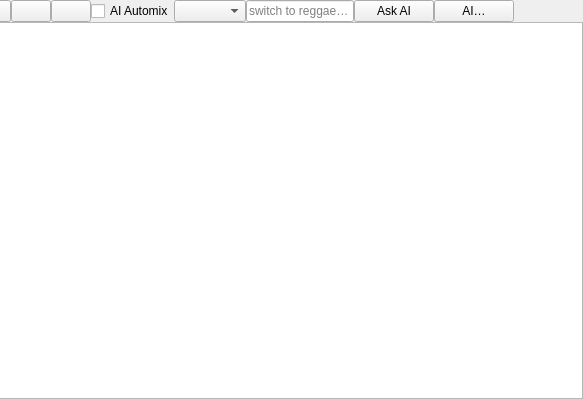
Above: src/library/autodj/dlgautodj.ui from davidzeus/mixxxIA before the change; both pictures show x 302 to 885 and y 0 to 399 of the 885 by 399 pixel window. Below: the same form after it.
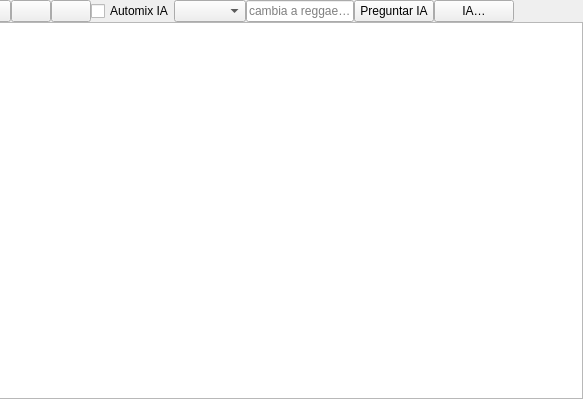
That is the form after the change.

Commit message: feat(ai): debug logging + Spanish UI for the AI Automix features

```diff
--- a/src/library/autodj/dlgautodj.ui
+++ b/src/library/autodj/dlgautodj.ui
@@ -210,7 +210,7 @@
 Requires tracks to be analyzed with AI features enabled.</string>
         </property>
         <property name="text">
-         <string>AI Automix</string>
+         <string>Automix IA</string>
         </property>
        </widget>
       </item>
@@ -231,7 +231,7 @@
          <string>Type a request in plain language, e.g. "switch to reggaeton".</string>
         </property>
         <property name="placeholderText">
-         <string>switch to reggaeton…</string>
+         <string>cambia a reggaetón…</string>
         </property>
        </widget>
       </item>
@@ -244,7 +244,7 @@
          <string>Interpret the request with AI and steer Automix.</string>
         </property>
         <property name="text">
-         <string>Ask AI</string>
+         <string>Preguntar IA</string>
         </property>
        </widget>
       </item>
@@ -258,7 +258,7 @@
 set its API key.</string>
         </property>
         <property name="text">
-         <string>AI…</string>
+         <string>IA…</string>
         </property>
        </widget>
       </item>
```
Left out of the diff: 18 changed lines with no effect on the pictures. The commit also changes 6 other files.
